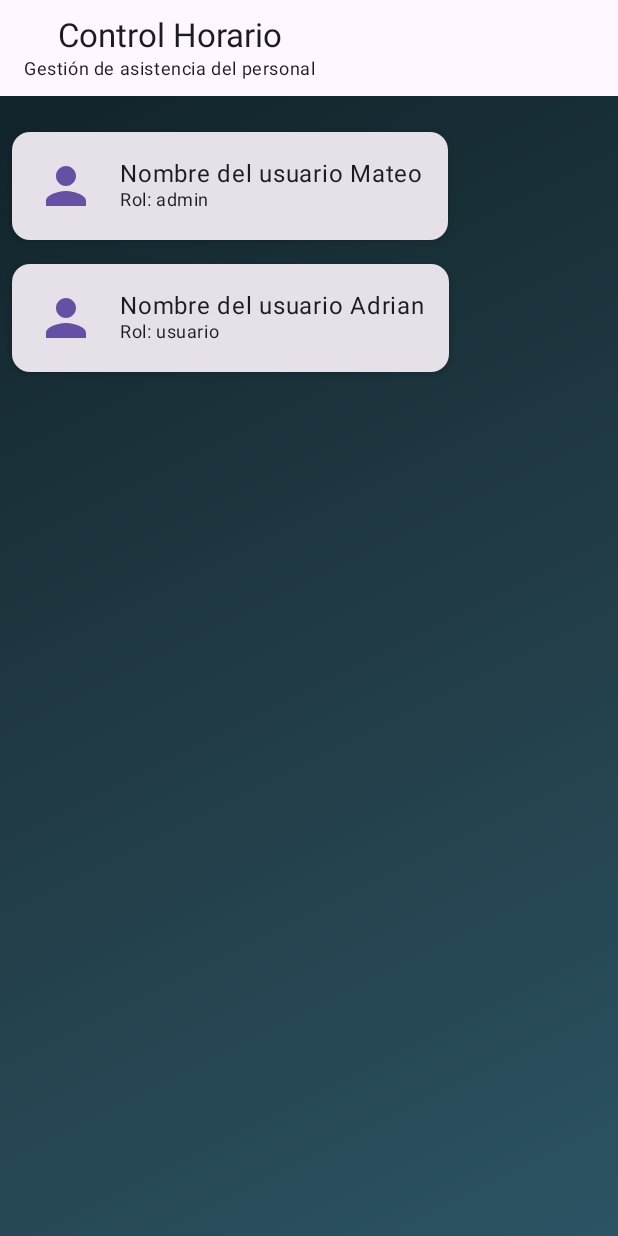
After one commit to MateoCarballo/Proyecto_CAM, an Android app built with Jetpack Compose: the composable Dashboard shown on its own in the app's theme, on a phone screen of 412 x 824 dp. The commit adds this screen. Run offline under Robolectric (Android 15) with nearby library versions, the phone set to English and light mode, and no system bars.

Commit message:
Commit previo a tutoria

```diff
--- a/mobile-android/app/build.gradle.kts
+++ b/mobile-android/app/build.gradle.kts
@@ -52,6 +52,7 @@ dependencies {
     implementation(libs.androidx.compose.material3)
     implementation(libs.androidx.compose.ui.text)
     implementation(libs.androidx.benchmark.traceprocessor)
+    implementation(libs.androidx.compose.foundation.layout.android)
     testImplementation(libs.junit)
     androidTestImplementation(libs.androidx.junit)
     androidTestImplementation(libs.androidx.espresso.core)
--- a/mobile-android/app/src/main/java/com/codelabs/controlaccesoapp/ui/theme/Color.kt
+++ b/mobile-android/app/src/main/java/com/codelabs/controlaccesoapp/ui/theme/Color.kt
@@ -9,3 +9,8 @@ val Pink80 = Color(0xFFEFB8C8)
 val Purple40 = Color(0xFF6650a4)
 val PurpleGrey40 = Color(0xFF625b71)
 val Pink40 = Color(0xFF7D5260)
+
+//Colores para el degradado
+val Degradado1 = Color(0xFF0F2027)
+val Degradado2 = Color(0xFF203A43)
+val Degradado3 =Color(0xFF2C5364)
--- /dev/null
+++ b/mobile-android/app/src/main/java/com/codelabs/controlaccesoapp/view/Dashboard.kt
@@ -0,0 +1,141 @@
+package com.codelabs.controlaccesoapp.view
+
+import androidx.compose.foundation.background
+import androidx.compose.foundation.layout.Arrangement
+import androidx.compose.foundation.layout.Column
+import androidx.compose.foundation.layout.Row
+import androidx.compose.foundation.layout.Spacer
+import androidx.compose.foundation.layout.fillMaxSize
+import androidx.compose.foundation.layout.fillMaxWidth
+import androidx.compose.foundation.layout.padding
+import androidx.compose.foundation.layout.size
+import androidx.compose.foundation.layout.width
+import androidx.compose.foundation.shape.RoundedCornerShape
+import androidx.compose.material.icons.Icons
+import androidx.compose.material.icons.filled.Person
+import androidx.compose.material3.Card
+import androidx.compose.material3.CardDefaults
+import androidx.compose.material3.ExperimentalMaterial3Api
+import androidx.compose.material3.Icon
+import androidx.compose.material3.MaterialTheme
+import androidx.compose.material3.Scaffold
+import androidx.compose.material3.SecondaryTabRow
+import androidx.compose.material3.TabIndicatorScope
+import androidx.compose.material3.TabRow
+import androidx.compose.material3.TabRowDefaults
+import androidx.compose.material3.Text
+import androidx.compose.material3.TopAppBar
+import androidx.compose.runtime.Composable
+import androidx.compose.ui.Alignment
+import androidx.compose.ui.Modifier
+import androidx.compose.ui.graphics.Brush
+import androidx.compose.ui.tooling.preview.Preview
+import androidx.compose.ui.unit.dp
+import com.codelabs.controlaccesoapp.ui.theme.Degradado1
+import com.codelabs.controlaccesoapp.ui.theme.Degradado2
+import com.codelabs.controlaccesoapp.ui.theme.Degradado3
+
+@OptIn(ExperimentalMaterial3Api::class)
+@Composable
+fun Dashboard() {
+
+    val degradado = Brush.linearGradient(
+        listOf(
+            Degradado1,
+            Degradado2,
+            Degradado3,
+        )
+    )
+
+    Scaffold(
+        topBar = {
+            TopAppBar(
+                title = {
+                    Column (
+                        horizontalAlignment = Alignment.CenterHorizontally
+                    ){
+                        Text("Control Horario")
+                        Text(
+                            "Gestión de asistencia del personal",
+                            style = MaterialTheme.typography.bodySmall
+                        )
+                    }
+                },
+                modifier = Modifier
+                    .fillMaxWidth()
+                    .background(degradado)
+            )
+        }
+    ) { padding ->
+        Column(
+            modifier = Modifier
+                .fillMaxSize()
+                .background(
+                    degradado
+                )
+                .padding(padding)
+        ) {
+            Spacer(
+                modifier = Modifier.size(16.dp)
+            )
+            Column(
+                modifier = Modifier
+                    .fillMaxWidth(),
+            ) {
+                // Tarjeta del lado izquierdo
+                CardPersona("Mateo", "admin", Modifier.weight(1f))
+                CardPersona("Adrian", "usuario",Modifier.weight(1f))
+            }
+        }
+    }
+
+
+
+}
+
+@Composable
+fun CardPersona(
+    nombreUsuario: String,
+    rol: String,
+    modifier: Modifier = Modifier
+) {
+    Card(
+        modifier = Modifier
+            .padding(8.dp),
+        shape = RoundedCornerShape(12.dp),
+        elevation = CardDefaults.cardElevation(4.dp)
+    ) {
+        Row(
+            verticalAlignment = Alignment.CenterVertically,
+            modifier = Modifier.padding(16.dp)
+        )
+        {
+            Icon(
+                imageVector = Icons.Default.Person,
+                contentDescription = "Usuario",
+                tint = MaterialTheme.colorScheme.primary,
+                modifier = Modifier.size(40.dp),
+            )
+
+            Spacer(modifier = Modifier.width(16.dp))
+
+            Column {
+                Text(
+                    text = "Nombre del usuario $nombreUsuario",
+                    style = MaterialTheme.typography.bodyLarge,
+                )
+
+                Text(
+                    text = "Rol: $rol",
+                    style = MaterialTheme.typography.bodySmall,
+                )
+            }
+        }
+    }
+}
+
+@Preview(showBackground = true, showSystemUi = true)
+@Composable
+fun DashboardPreview() {
+    Dashboard()
+}
--- a/mobile-android/app/src/main/java/com/codelabs/controlaccesoapp/view/Loggin.kt
+++ b/mobile-android/app/src/main/java/com/codelabs/controlaccesoapp/view/Loggin.kt
@@ -54,7 +54,7 @@ fun LoginScreen(
             .background(
                 Brush.linearGradient(
                     listOf(
-                        Color(0xFF0F2027), // degradado tecnológico
+                        Color(0xFF0F2027),
                         Color(0xFF203A43),
                         Color(0xFF2C5364)
                     )
--- a/mobile-android/gradle/libs.versions.toml
+++ b/mobile-android/gradle/libs.versions.toml
@@ -11,6 +11,7 @@ composeBom = "2024.09.00"
 material3 = "1.4.0"
 uiText = "1.9.4"
 benchmarkTraceprocessor = "1.4.1"
+foundationLayoutAndroid = "1.8.1"
 
 [libraries]
 androidx-core-ktx = { group = "androidx.core", name = "core-ktx", version.ref = "coreKtx" }
@@ -32,6 +33,7 @@ androidx-compose-ui-text = { group = "androidx.compose.ui", name = "ui-text", ve
 androidx-benchmark-traceprocessor = { group = "androidx.benchmark", name = "benchmark-traceprocessor", version.ref = "benchmarkTraceprocessor" }
 
 material-icons-extended = { group = "androidx.compose.material", name = "material-icons-extended", version = "1.6.3" }
+androidx-compose-foundation-layout-android = { group = "androidx.compose.foundation", name = "foundation-layout-android", version.ref = "foundationLayoutAndroid" }
 
 [plugins]
 android-application = { id = "com.android.application", version.ref = "agp" }
```
